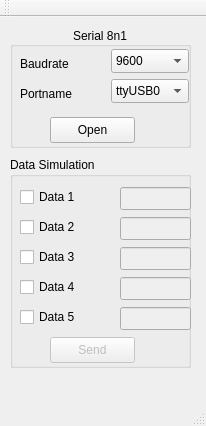
First picture: the form in test-bench/testsim/testsim.ui, repository mekatronik-achmadi/openpv, before the edit.
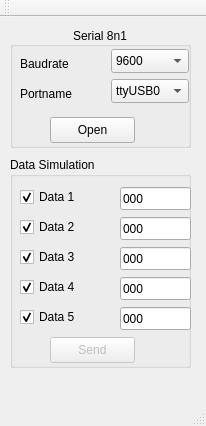
Second picture: the form after the edit.

```diff
--- a/test-bench/testsim/testsim.ui
+++ b/test-bench/testsim/testsim.ui
@@ -171,7 +171,7 @@
     </property>
     <widget class="QLineEdit" name="txtData_1">
      <property name="enabled">
-      <bool>false</bool>
+      <bool>true</bool>
      </property>
      <property name="geometry">
       <rect>
@@ -181,6 +181,9 @@
        <height>23</height>
       </rect>
      </property>
+     <property name="text">
+      <string>000</string>
+     </property>
     </widget>
     <widget class="QCheckBox" name="chkData_1">
      <property name="geometry">
@@ -194,6 +197,9 @@
      <property name="text">
       <string>Data 1</string>
      </property>
+     <property name="checked">
+      <bool>true</bool>
+     </property>
     </widget>
     <widget class="QCheckBox" name="chkData_2">
      <property name="geometry">
@@ -207,10 +213,13 @@
      <property name="text">
       <string>Data 2</string>
      </property>
+     <property name="checked">
+      <bool>true</bool>
+     </property>
     </widget>
     <widget class="QLineEdit" name="txtData_2">
      <property name="enabled">
-      <bool>false</bool>
+      <bool>true</bool>
      </property>
      <property name="geometry">
       <rect>
@@ -220,6 +229,9 @@
        <height>23</height>
       </rect>
      </property>
+     <property name="text">
+      <string>000</string>
+     </property>
     </widget>
     <widget class="QCheckBox" name="chkData_3">
      <property name="geometry">
@@ -233,10 +245,13 @@
      <property name="text">
       <string>Data 3</string>
      </property>
+     <property name="checked">
+      <bool>true</bool>
+     </property>
     </widget>
     <widget class="QLineEdit" name="txtData_3">
      <property name="enabled">
-      <bool>false</bool>
+      <bool>true</bool>
      </property>
      <property name="geometry">
       <rect>
@@ -246,6 +261,9 @@
        <height>23</height>
       </rect>
      </property>
+     <property name="text">
+      <string>000</string>
+     </property>
     </widget>
     <widget class="QCheckBox" name="chkData_4">
      <property name="geometry">
@@ -259,10 +277,13 @@
      <property name="text">
       <string>Data 4</string>
      </property>
+     <property name="checked">
+      <bool>true</bool>
+     </property>
     </widget>
     <widget class="QLineEdit" name="txtData_4">
      <property name="enabled">
-      <bool>false</bool>
+      <bool>true</bool>
      </property>
      <property name="geometry">
       <rect>
@@ -272,6 +293,9 @@
        <height>23</height>
       </rect>
      </property>
+     <property name="text">
+      <string>000</string>
+     </property>
     </widget>
     <widget class="QCheckBox" name="chkData_5">
      <property name="geometry">
@@ -285,10 +309,13 @@
      <property name="text">
       <string>Data 5</string>
      </property>
+     <property name="checked">
+      <bool>true</bool>
+     </property>
     </widget>
     <widget class="QLineEdit" name="txtData_5">
      <property name="enabled">
-      <bool>false</bool>
+      <bool>true</bool>
      </property>
      <property name="geometry">
       <rect>
@@ -298,6 +325,9 @@
        <height>23</height>
       </rect>
      </property>
+     <property name="text">
+      <string>000</string>
+     </property>
     </widget>
     <widget class="QPushButton" name="btnSend">
      <property name="enabled">
```
